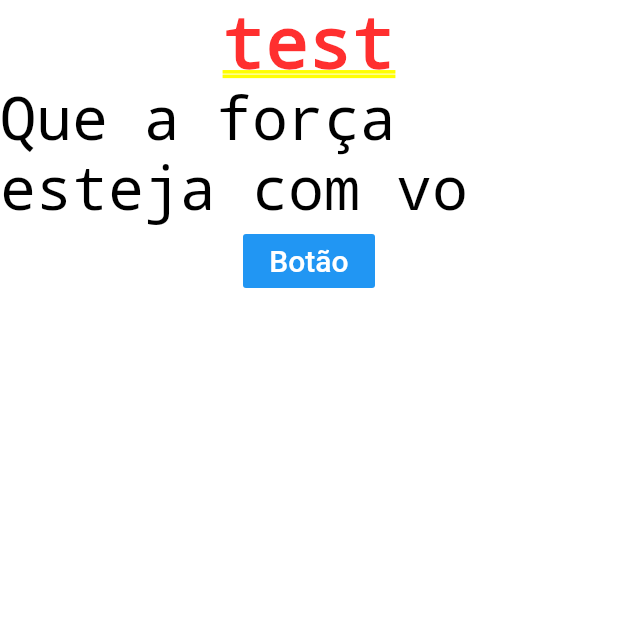
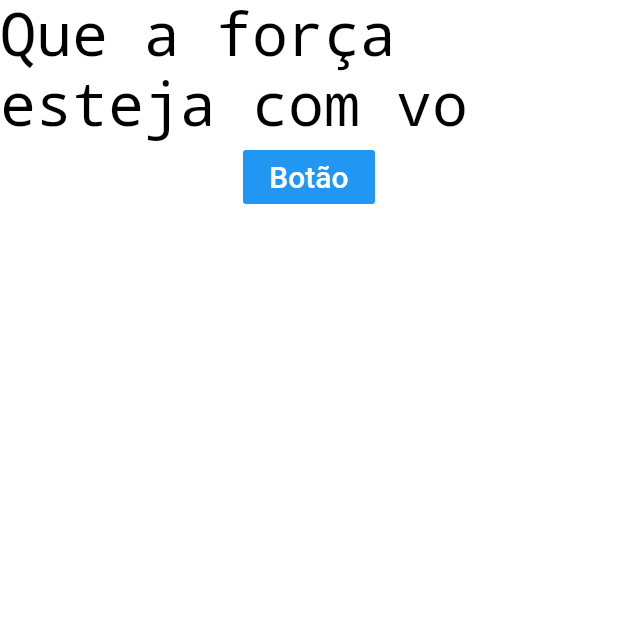
Before and after one commit to ThaysMrtns/App-frases-do-dia, a Flutter app: the screen it shows after launch, on a phone screen of 412 x 824 dp, the top half of it. Run offline on Flutter 3.47's test engine with Material 2 defaults, Android fonts, the phone set to English and light mode, and no system bars.

```diff
--- a/frasesDia/lib/main.dart
+++ b/frasesDia/lib/main.dart
@@ -2,12 +2,19 @@ import 'package:flutter/material.dart';
 void main() {
   runApp(MaterialApp(
     title: "Frases do dia",
-    home: Container(
+    home: App()
+  ));
+
+}
+
+class App extends StatelessWidget {
+  @override
+  Widget build(BuildContext context) {
+    return Container(
       padding: EdgeInsets.all(0),
       color: Colors.white,
       child: Column(
         children: <Widget>[
-          App(),
           Text(
             "Que a força esteja com vo",
             style: TextStyle(
@@ -33,16 +40,6 @@ void main() {
           )
         ],
       ),
-    )
-  ));
-
-}
-
-class App extends StatelessWidget {
-  @override
-  Widget build(BuildContext context) {
-    return Container(
-      child: Text("test"),
     );
   }
 }
```
